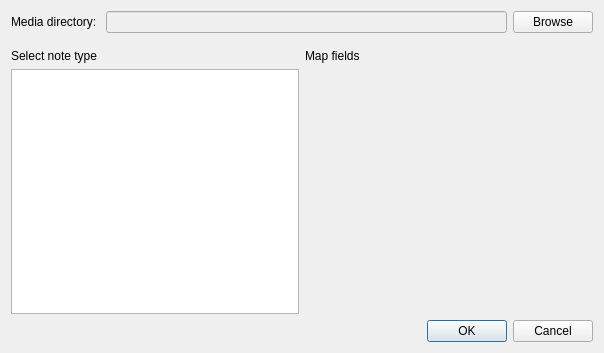
Above: mediaimport/dialog.ui from hssm/media-import before the change. Below: the same form after it.
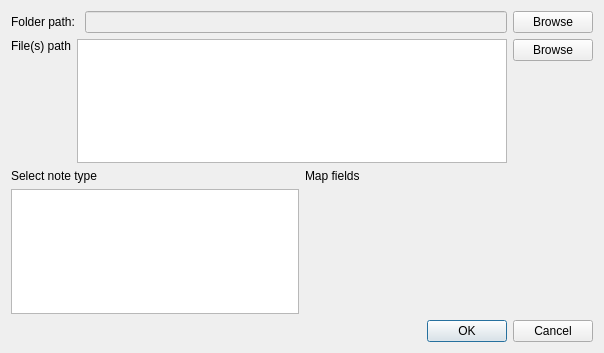
That is the form after the change.

Commit message: multifiles selection

Diff of the .ui file:
```diff
--- a/mediaimport/dialog.ui
+++ b/mediaimport/dialog.ui
@@ -19,7 +19,7 @@
      <item>
       <widget class="QLabel" name="label_3">
        <property name="text">
-        <string>Media directory: </string>
+        <string>Folder path: </string>
        </property>
       </widget>
      </item>
@@ -40,20 +40,25 @@
     </layout>
    </item>
    <item>
-    <spacer name="verticalSpacer">
-     <property name="orientation">
-      <enum>Qt::Vertical</enum>
-     </property>
-     <property name="sizeType">
-      <enum>QSizePolicy::Fixed</enum>
-     </property>
-     <property name="sizeHint" stdset="0">
-      <size>
-       <width>0</width>
-       <height>10</height>
-      </size>
-     </property>
-    </spacer>
+    <layout class="QHBoxLayout" name="horizontalLayout_3">
+     <item alignment="Qt::AlignTop">
+      <widget class="QLabel" name="label_4">
+       <property name="text">
+        <string>File(s) path</string>
+       </property>
+      </widget>
+     </item>
+     <item>
+      <widget class="QListWidget" name="mediaFile"/>
+     </item>
+     <item alignment="Qt::AlignTop">
+      <widget class="QPushButton" name="browsefile">
+       <property name="text">
+        <string>Browse</string>
+       </property>
+      </widget>
+     </item>
+    </layout>
    </item>
    <item>
     <layout class="QGridLayout" name="gridLayout">
```
Left out of the diff: 1 changed line with no effect on the pictures. The commit also changes 2 other files.
